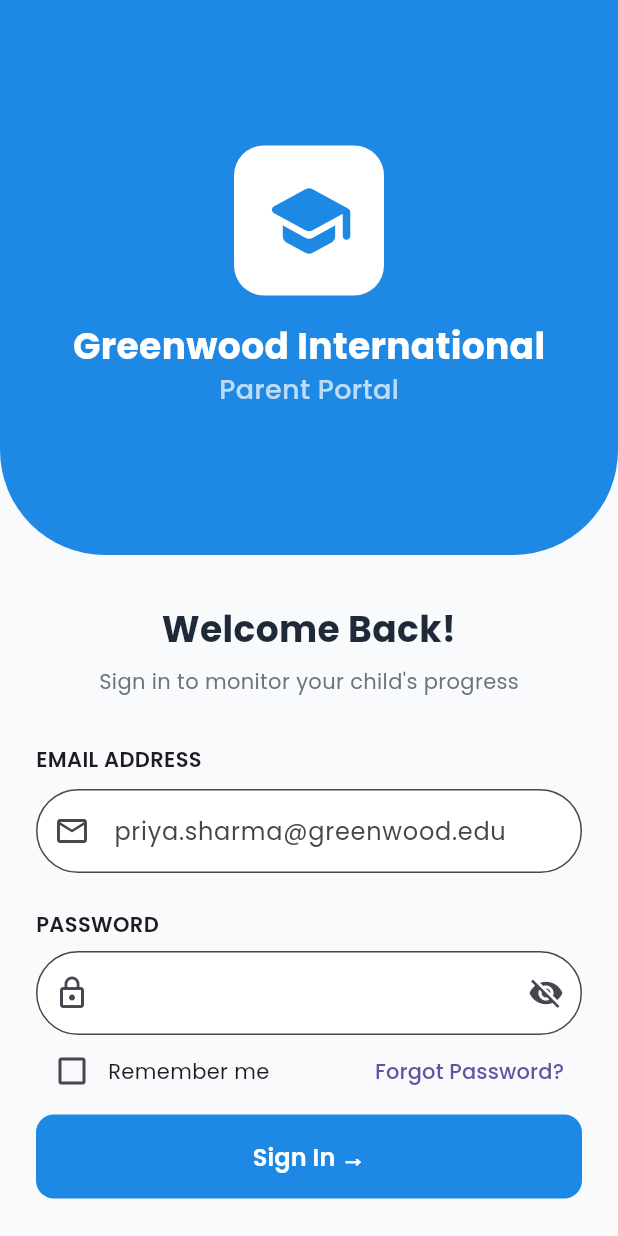
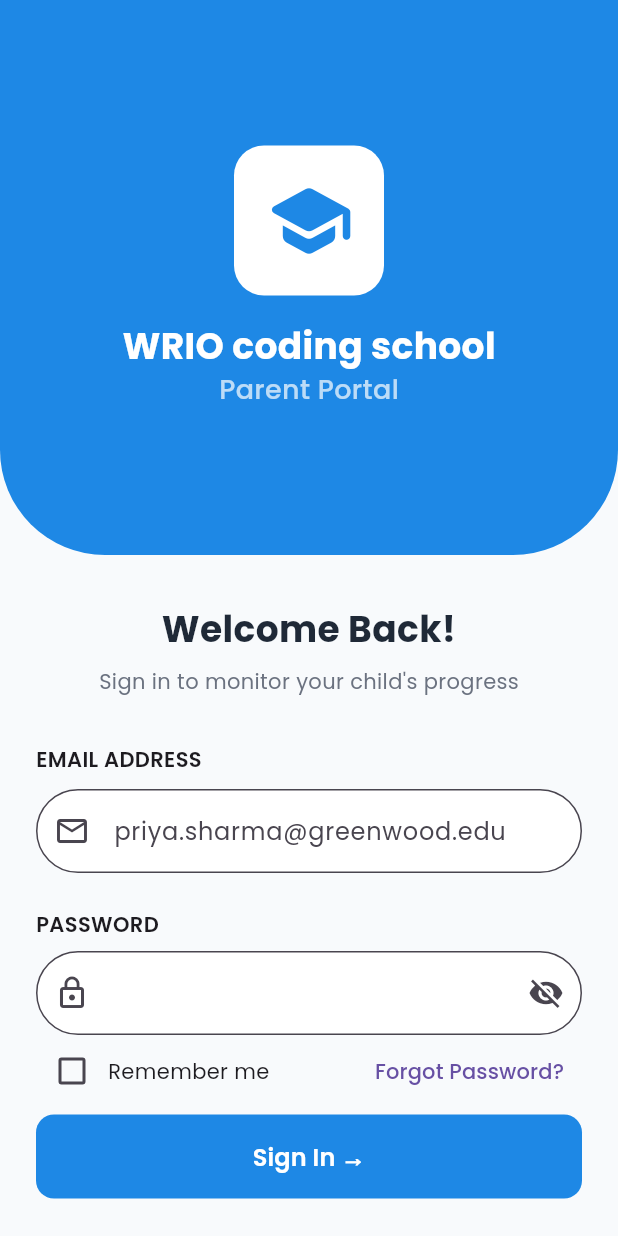
Before and after one commit to Vishwanath111111/school-ERP, a Flutter app: the screen it shows after launch, on a phone screen of 412 x 824 dp. Run offline on Flutter 3.47's test engine with Material 3 defaults, Android fonts, the phone set to English and light mode, and no system bars; our stand-ins replace dio, google_fonts, shared_preferences, table_calendar.

Commit message:
Update displayed school name to 'WRIO coding school'

```diff
--- a/school_erp_mobile/lib/features/auth/presentation/screens/login_screen.dart
+++ b/school_erp_mobile/lib/features/auth/presentation/screens/login_screen.dart
@@ -61,7 +61,7 @@ class _LoginScreenState extends State<LoginScreen> {
                     ),
                     const SizedBox(height: 16),
                     Text(
-                      "Greenwood International",
+                      "WRIO coding school",
                       style: AppStyles.heading1.copyWith(
                         color: Colors.white,
                         fontSize: 24,
```
